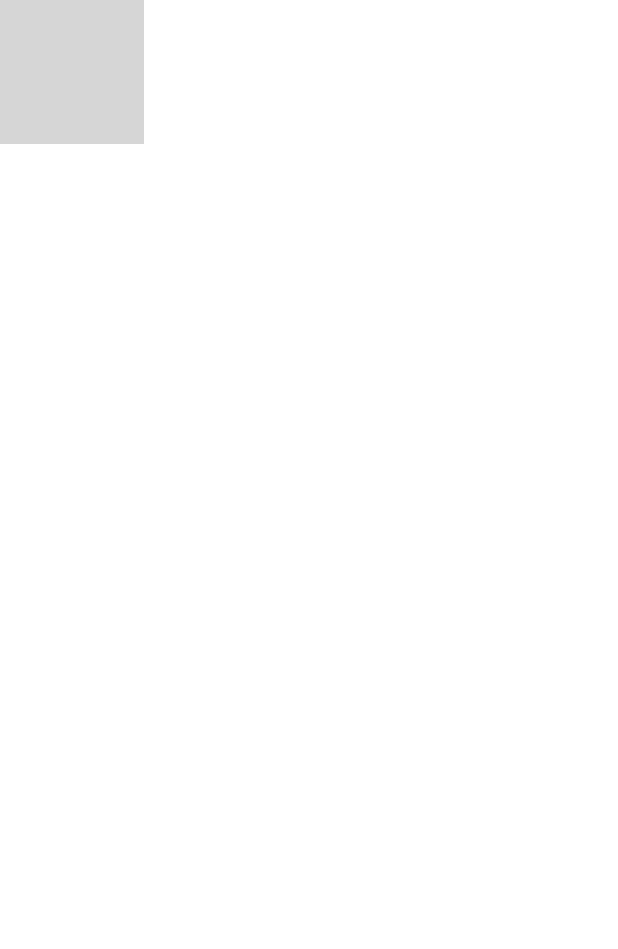
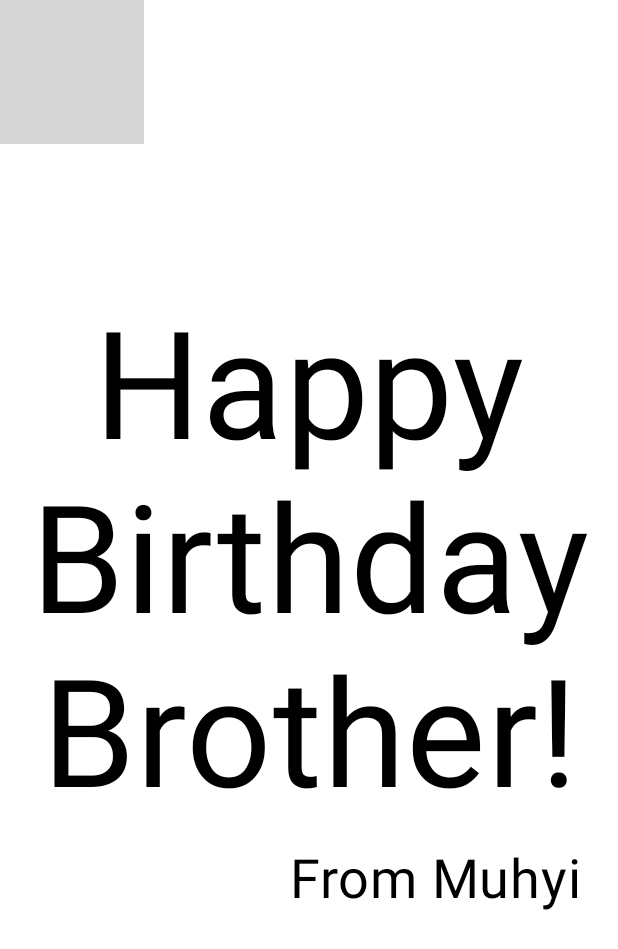
Before and after one commit to muhyi7/Happy-Birthday, an Android app built with Jetpack Compose: the @Preview function BirthdayCardPreview, on a phone screen of 412 x 824 dp. Shown: the top 949 px of the screen. Run offline under Robolectric (Android 15) with nearby library versions, the phone set to English and light mode, and no system bars; grey boxes are pictures that could not be loaded.

Commit message:
custom image and text

```diff
--- a/app/src/main/java/com/polije/happybirthday/MainActivity.kt
+++ b/app/src/main/java/com/polije/happybirthday/MainActivity.kt
@@ -23,6 +23,8 @@ import androidx.compose.ui.unit.dp
 import androidx.compose.ui.unit.sp
 import com.polije.happybirthday.ui.theme.HappyBirthdayTheme
 import androidx.compose.foundation.Image
+import androidx.compose.foundation.layout.Box
+import androidx.compose.ui.layout.ContentScale
 
 class MainActivity : ComponentActivity() {
     override fun onCreate(savedInstanceState: Bundle?) {
@@ -34,7 +36,7 @@ class MainActivity : ComponentActivity() {
                     modifier = Modifier.fillMaxSize(),
                     color = MaterialTheme.colorScheme.background
                 ) {
-                    GreetingText(message = "Happy Birthday Brother!", from = "From Muhyi" )
+                    GreetingImage(message = "Happy Birthday Brother!", from = "From Muhyi" )
                 }
             }
         }
@@ -65,10 +67,22 @@ fun GreetingText(message: String, from: String, modifier: Modifier = Modifier){
 @Composable
 fun GreetingImage(message: String, from: String, modifier: Modifier = Modifier){
     val image = painterResource(R.drawable.androidparty)
-    Image(
-        painter = image,
-        contentDescription = null
+    //Step 3 create a box to overlap image and texts
+    Box {
+        Image(
+            painter = image,
+            contentDescription = null,
+            contentScale = ContentScale.Crop,
+            alpha = 0.5F
         )
+        GreetingText(
+            message = message,
+            from = from,
+            modifier =Modifier
+                .fillMaxSize()
+                .padding(8.dp)
+        )
+    }
 }
 
 
```
